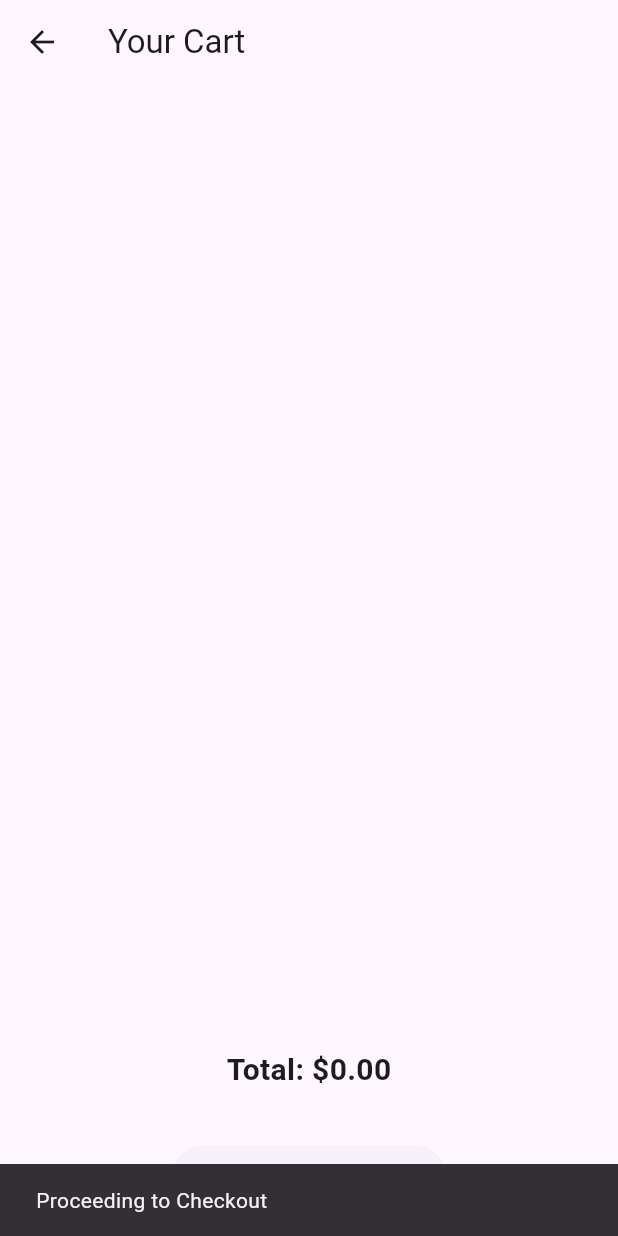
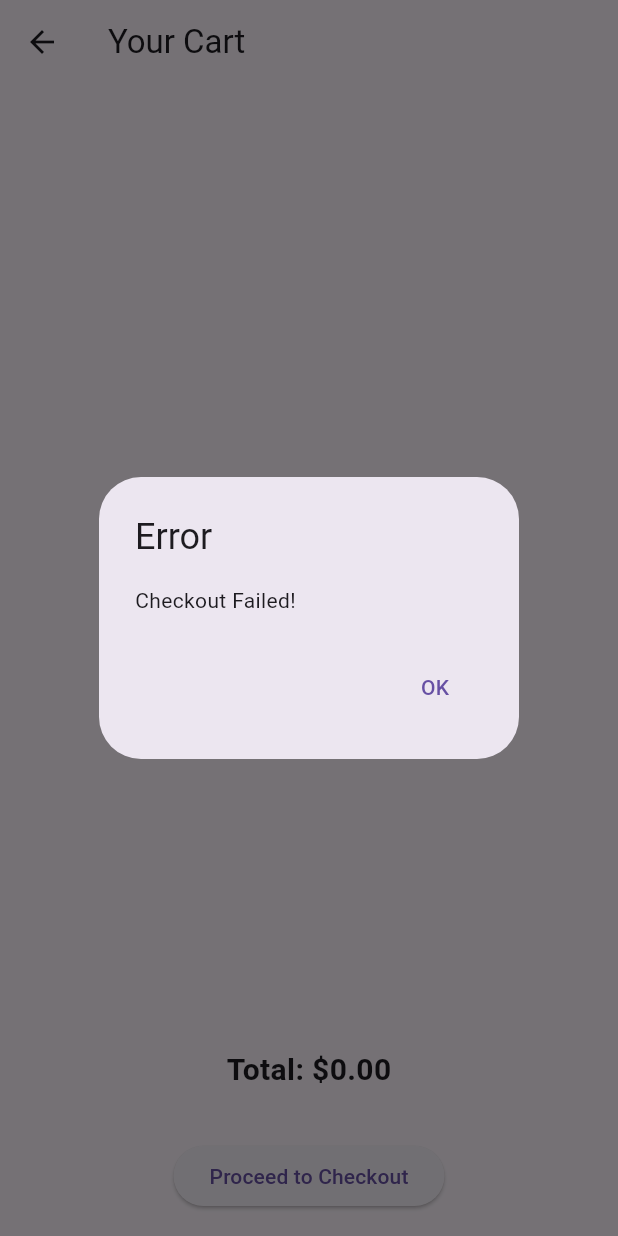
Before and after one commit to ginuraB/quikimart, a Flutter app: the CartScreen screen opened directly, after a tap on "Proceed to Checkout", on a phone screen of 412 x 824 dp. Run offline on Flutter 3.47's test engine with Material 3 defaults, Android fonts, the light colour scheme and no system bars.

Commit message:
sucess and failed messegees were added

```diff
--- a/lib/cart_screen.dart
+++ b/lib/cart_screen.dart
@@ -8,6 +8,28 @@ class CartScreen extends StatefulWidget {
 }
 
 class _CartScreenState extends State<CartScreen> {
+  // Method to show success or failure screen
+  void _showCheckoutResult(bool isSuccess) {
+    final resultMessage = isSuccess ? 'Checkout Successful!' : 'Checkout Failed!';
+    showDialog(
+      context: context,
+      builder: (context) {
+        return AlertDialog(
+          title: Text(isSuccess ? 'Success' : 'Error'),
+          content: Text(resultMessage),
+          actions: [
+            TextButton(
+              onPressed: () {
+                Navigator.of(context).pop();
+              },
+              child: Text('OK'),
+            ),
+          ],
+        );
+      },
+    );
+  }
+
   @override
   Widget build(BuildContext context) {
     double totalPrice = globalCart.fold(0.0, (sum, item) => sum + item.totalPrice);
@@ -65,8 +87,10 @@ class _CartScreenState extends State<CartScreen> {
             padding: const EdgeInsets.all(16.0),
             child: ElevatedButton(
               onPressed: () {
-                // Implement checkout or payment process here
-                ScaffoldMessenger.of(context).showSnackBar(SnackBar(content: Text('Proceeding to Checkout')));
+                // Simulate checkout process with a success or failure outcome
+                final isSuccess = totalPrice > 0; // Example logic
+                _showCheckoutResult(isSuccess);
+                // In a real app, replace the above logic with actual checkout logic
               },
               child: Text('Proceed to Checkout'),
             ),
```
Also changed, not shown: lib/payment_failure_screen.dart (added, +30 -0 lines), lib/payment_success_screen.dart (added, +30 -0 lines).
